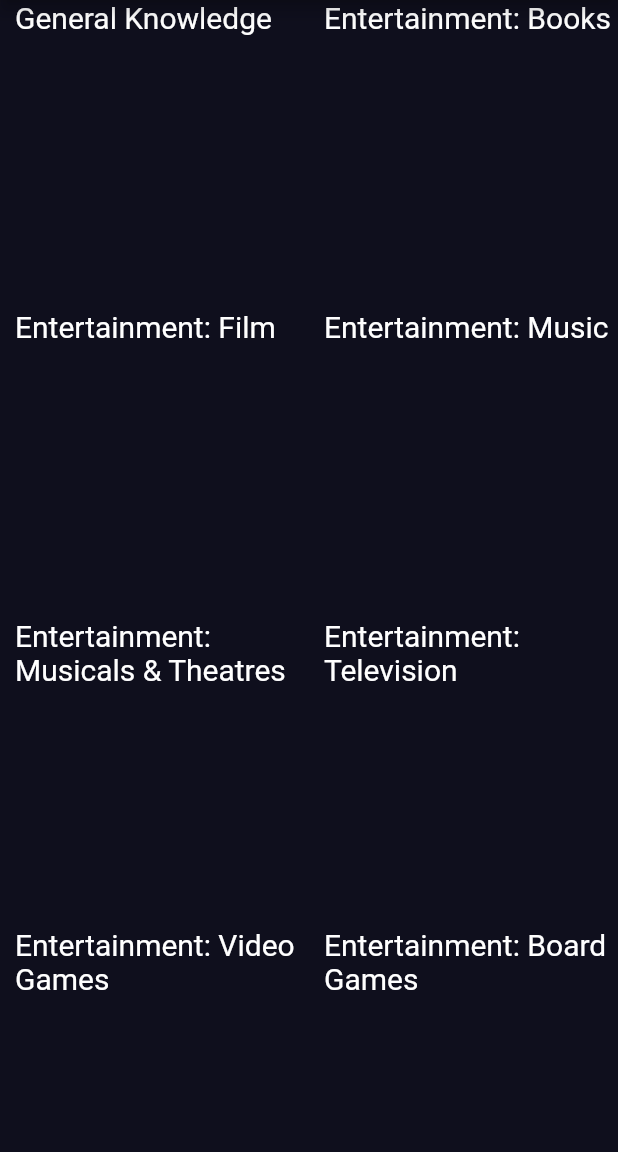
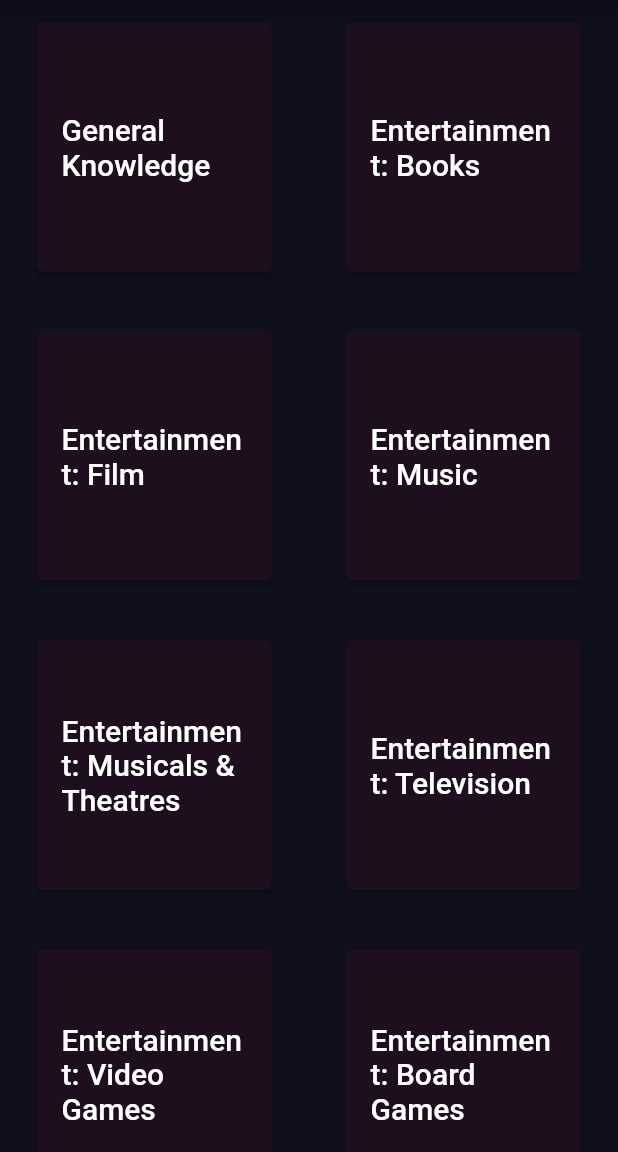
Before and after one commit to fontsignacio/QuizFlow, a Flutter app: the CategoryPage screen opened directly, on a phone screen of 412 x 824 dp, the part 84-1236 px from its top. Run offline on Flutter 3.47's test engine with Material 2 defaults, Android fonts, the light colour scheme and no system bars; our stand-ins replace cloud_firestore, firebase_core; accounts and stored records are empty.

Commit message:
box category

```diff
--- a/lib/Widgets/category_page.dart
+++ b/lib/Widgets/category_page.dart
@@ -23,23 +23,19 @@
         ),
         itemCount: categories.length,
         itemBuilder: (BuildContext context, int index) {
-          return SizedBox(
-            height: 60,
-            child: GestureDetector(
-              child: Padding(
-                padding: const  EdgeInsets.only(left: 10),
+          return Container(
+            margin: const EdgeInsets.all(15),
+            height: 40,
+            padding: const EdgeInsets.fromLTRB(10, 0, 10, 10),
+            child: ElevatedButton(
               child: Text(categories[index],
                 style: const TextStyle(
                   color: Colors.white,
                   fontSize: 20
                 ),
-                )
               ),
-              onTap: () {/*
-                var router = MaterialPageRoute(
-                builder: (context) => CategoryPage(genre: genre[index].toString()));
-                Navigator.of(context).push(router);*/
-              }
+              onPressed: () {
+              },
             )
           );
         },
```
Also changed, not shown: lib/Widgets/quiz.dart (added). Lines whose indentation alone changed are shown as unchanged.
